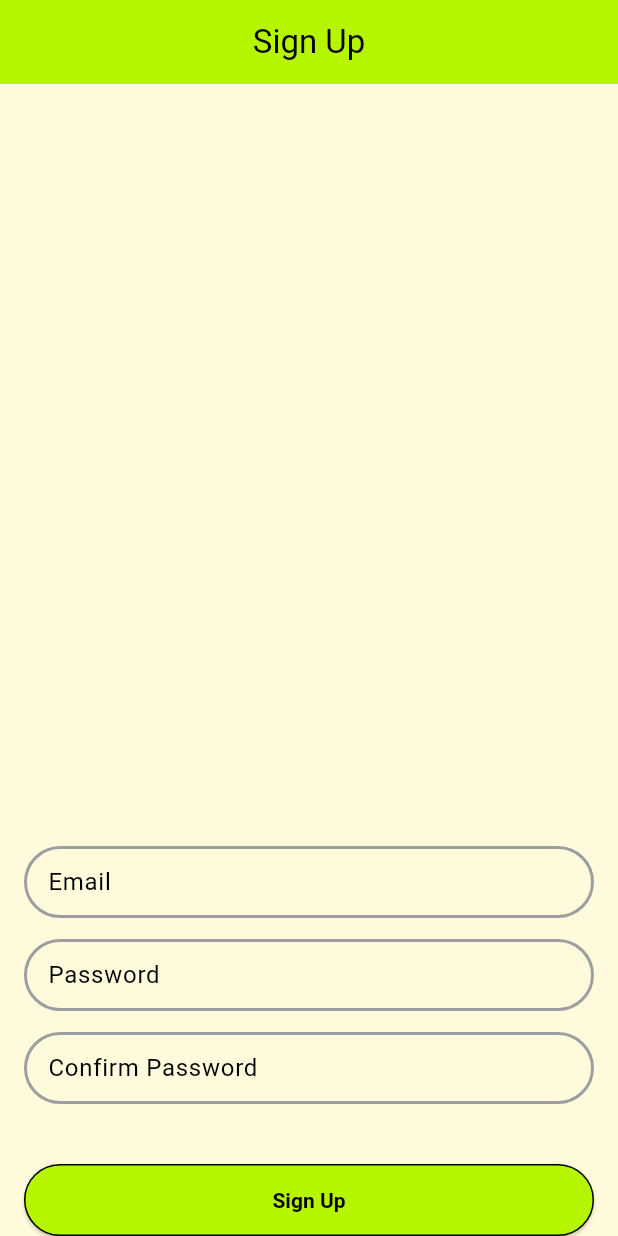
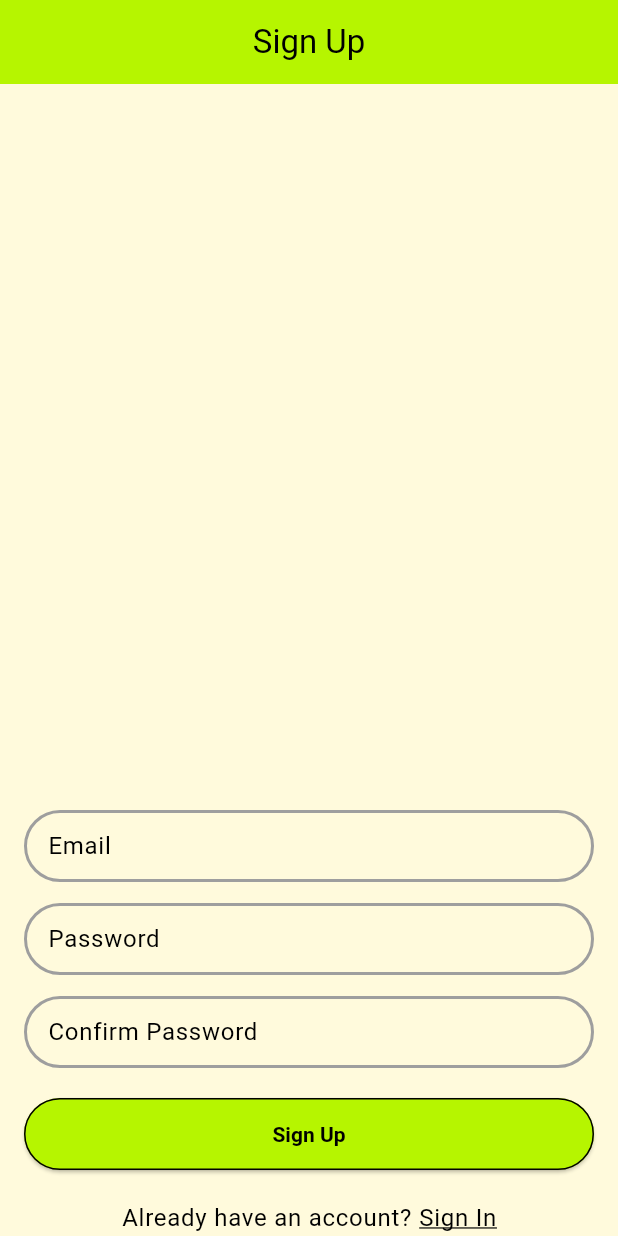
Before and after one commit to priyankprmr/flt_omi, a Flutter app: the screen it shows after launch, after a tap on "Sign Up", on a phone screen of 412 x 824 dp. Run offline on Flutter 3.47's test engine with Material 3 defaults, Android fonts, the phone set to English and light mode, and no system bars; our stand-ins replace flutter_riverpod, riverpod_annotation; generated files the repository leaves out were written again.

Commit message:
- auth screen ui done

```diff
--- /dev/null
+++ b/lib/core/constants/app_texts.dart
@@ -0,0 +1,12 @@
+import 'package:flutter/foundation.dart' show immutable;
+
+@immutable
+class AppTexts {
+  const AppTexts._();
+
+  static const String signIn = 'Sign In';
+  static const String signUp = 'Sign Up';
+
+  static const String dontHaveAccount = 'Don\'t have an account? ';
+  static const String alreadyHaveAccount = 'Already have an account? ';
+}
--- a/lib/features/auth/presentation/screen/auth_screen.dart
+++ b/lib/features/auth/presentation/screen/auth_screen.dart
@@ -1,4 +1,8 @@
+import 'package:flt_omi/core/constants/app_texts.dart';
 import 'package:flt_omi/core/utils/padding.dart';
+import 'package:flt_omi/features/auth/domain/auth_form_type.dart';
+import 'package:flt_omi/features/auth/presentation/providers/auth_form_provider.dart';
+import 'package:flt_omi/features/auth/presentation/widgets/signin_form.dart';
 import 'package:flt_omi/features/auth/presentation/widgets/signup_form.dart';
 import 'package:flutter/material.dart';
 import 'package:flutter_riverpod/flutter_riverpod.dart';
@@ -8,20 +12,86 @@ class AuthScreen extends ConsumerWidget {
 
   @override
   Widget build(BuildContext context, WidgetRef ref) {
+    // Form type from auth form type provider
+    final formType = ref.watch(authFormProvider);
+
     return Scaffold(
-      appBar: AppBar(title: const Text('Sign Up'), centerTitle: true),
+      appBar: AppBar(
+        title: switch (formType) {
+          AuthFormType.signin => const Text(AppTexts.signIn),
+          AuthFormType.signup => const Text(AppTexts.signUp),
+        },
+        centerTitle: true,
+      ),
       body: SafeArea(
         child: Column(
           mainAxisAlignment: MainAxisAlignment.end,
           children: [
-            const SignupForm().padding(
-              const EdgeInsetsGeometry.symmetric(vertical: 20.0),
+            const SizedBox(height: 20.0),
+            // Sign In and Sign Up forms
+            switch (formType) {
+              AuthFormType.signin => const SigninForm(),
+              AuthFormType.signup => const SignupForm(),
+            },
+            const SizedBox(height: 20.0),
+            // Buttons
+            switch (formType) {
+              AuthFormType.signin => ElevatedButton(
+                  onPressed: () {}, child: const Text(AppTexts.signIn)),
+              AuthFormType.signup => ElevatedButton(
+                  onPressed: () {}, child: const Text(AppTexts.signUp)),
+            },
+            const SizedBox(height: 20.0),
+            // Rich text to toggle forms
+            Text.rich(
+              switch (formType) {
+                AuthFormType.signin => _formToggleText(
+                    context: context,
+                    prefixText: AppTexts.dontHaveAccount,
+                    suffixText: AppTexts.signUp,
+                    onTap: ref.read(authFormProvider.notifier).toggle,
+                  ),
+                AuthFormType.signup => _formToggleText(
+                    context: context,
+                    prefixText: AppTexts.alreadyHaveAccount,
+                    suffixText: AppTexts.signIn,
+                    onTap: ref.read(authFormProvider.notifier).toggle,
+                  ),
+              },
             ),
-            const SizedBox(height: 20.0),
-            ElevatedButton(onPressed: () {}, child: const Text('Sign Up')),
           ],
         ).padding(const EdgeInsets.symmetric(horizontal: 16.0)),
       ),
     );
   }
+
+  TextSpan _formToggleText({
+    required BuildContext context,
+    required String prefixText,
+    required String suffixText,
+    required VoidCallback onTap,
+  }) {
+    return TextSpan(
+      text: prefixText,
+      style: Theme.of(context).textTheme.bodyLarge,
+      children: [
+        WidgetSpan(
+          alignment: PlaceholderAlignment.baseline,
+          baseline: TextBaseline.alphabetic,
+          child: Material(
+            color: Colors.transparent,
+            child: InkWell(
+              onTap: onTap,
+              child: Text(
+                suffixText,
+                style: Theme.of(context).textTheme.bodyLarge?.copyWith(
+                      decoration: TextDecoration.underline,
+                    ),
+              ),
+            ),
+          ),
+        )
+      ],
+    );
+  }
 }
```
Also changed, not shown: pubspec.lock.
